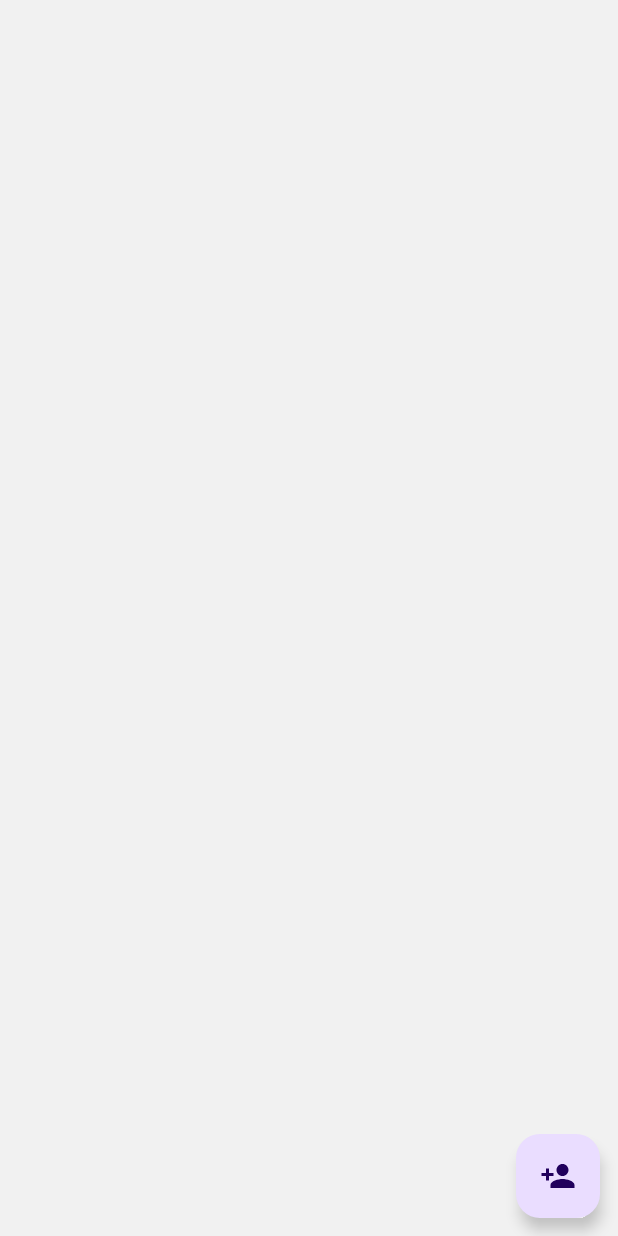
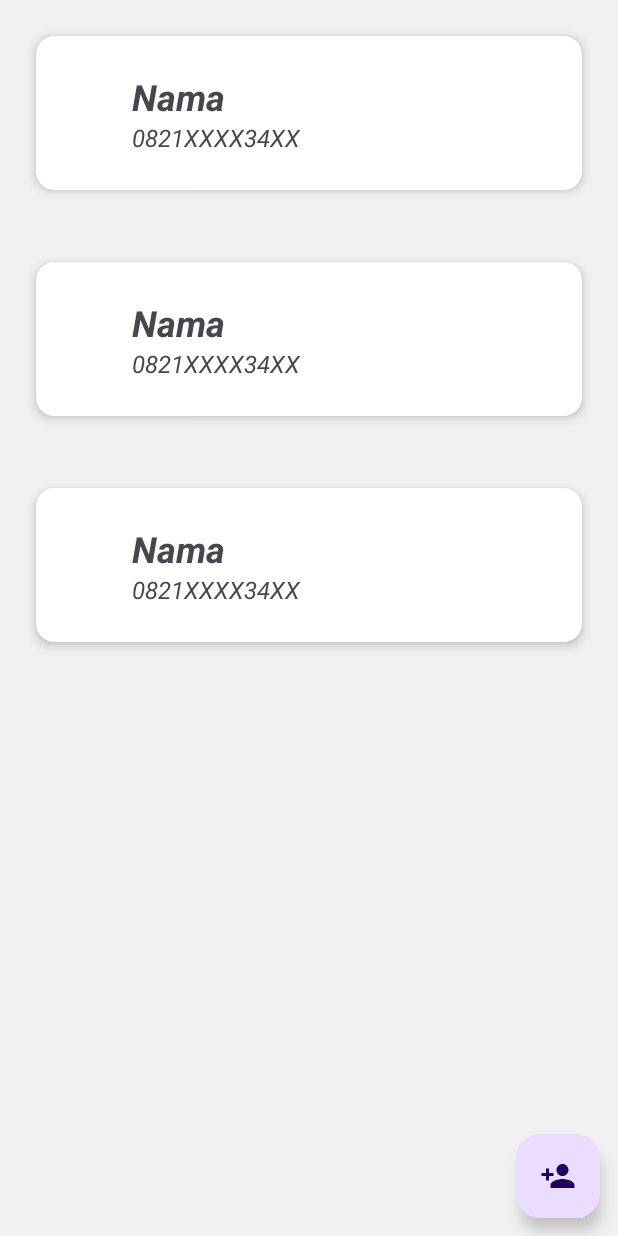
Before and after one commit to NawfalHadi/iot_attendance, an Android app: the layout activity_main.xml on its own in the app's theme, with its tools: preview values and no code run, on a phone screen of 412 x 824 dp. Run offline under Robolectric (Android 15) with nearby library versions, the light colour scheme and no system bars.

Commit message:
android : shows the list

```diff
--- a/app/build.gradle.kts
+++ b/app/build.gradle.kts
@@ -49,6 +49,7 @@ dependencies {
     implementation(libs.androidx.constraintlayout)
     implementation(libs.androidx.core.splashscreen)
     implementation(libs.firebase.database)
+    implementation(libs.androidx.recyclerview)
     testImplementation(libs.junit)
     androidTestImplementation(libs.androidx.junit)
     androidTestImplementation(libs.androidx.espresso.core)
--- a/app/src/main/java/space/thatnawfal/iotattendance/RegisterActivity.kt
+++ b/app/src/main/java/space/thatnawfal/iotattendance/RegisterActivity.kt
@@ -22,7 +22,6 @@ import com.google.firebase.database.ValueEventListener
 import com.google.firebase.database.getValue
 import com.google.firebase.database.ktx.database
 import com.google.firebase.ktx.Firebase
-import org.json.JSONObject
 import space.thatnawfal.iotattendance.data.User
 import space.thatnawfal.iotattendance.databinding.ActivityRegisterBinding
 
--- a/app/src/main/java/space/thatnawfal/iotattendance/data/User.kt
+++ b/app/src/main/java/space/thatnawfal/iotattendance/data/User.kt
@@ -1,7 +1,7 @@
 package space.thatnawfal.iotattendance.data
 
 data class User(
-    val active: Int?,
+    val active: Long,
     val name: String?,
     val phone_number: String?,
     val created_at: String?,
--- a/app/src/main/res/layout/activity_main.xml
+++ b/app/src/main/res/layout/activity_main.xml
@@ -7,6 +7,12 @@
     android:layout_height="match_parent"
     android:background="@color/BackgroundColor"
     tools:context=".MainActivity">
+
+    <androidx.recyclerview.widget.RecyclerView
+        android:id="@+id/rv_member"
+        android:layout_width="match_parent"
+        android:layout_height="match_parent"
+        tools:listitem="@layout/item_member"/>
 
     <com.google.android.material.floatingactionbutton.FloatingActionButton
         android:id="@+id/fab_register"
--- /dev/null
+++ b/app/src/main/res/layout/item_member.xml
@@ -0,0 +1,44 @@
+<?xml version="1.0" encoding="utf-8"?>
+<androidx.cardview.widget.CardView xmlns:android="http://schemas.android.com/apk/res/android"
+    android:id="@+id/cv_list"
+    android:layout_width="match_parent"
+    android:layout_height="wrap_content"
+    xmlns:app="http://schemas.android.com/apk/res-auto"
+    app:cardElevation="4dp"
+    app:cardCornerRadius="12dp"
+    android:layout_margin="24dp">
+
+    <androidx.constraintlayout.widget.ConstraintLayout
+        android:layout_width="match_parent"
+        android:layout_height="match_parent">
+
+
+
+        <TextView
+            android:id="@+id/item_name"
+            android:layout_width="wrap_content"
+            android:layout_height="wrap_content"
+            android:text="@string/name"
+            android:textStyle="bold|italic"
+            android:textSize="24sp"
+
+            android:layout_marginStart="64dp"
+            android:layout_marginTop="24dp"
+            app:layout_constraintStart_toStartOf="parent"
+            app:layout_constraintTop_toTopOf="parent"/>
+
+        <TextView
+            android:id="@+id/item_phone"
+            android:layout_width="wrap_content"
+            android:layout_height="wrap_content"
+            android:text="@string/fake_phone"
+            android:textStyle="italic"
+            android:textSize="16sp"
+            android:layout_marginBottom="24dp"
+            app:layout_constraintBottom_toBottomOf="parent"
+            app:layout_constraintTop_toBottomOf="@id/item_name"
+            app:layout_constraintStart_toStartOf="@id/item_name"/>
+
+    </androidx.constraintlayout.widget.ConstraintLayout>
+
+</androidx.cardview.widget.CardView>
--- a/app/src/main/res/values/strings.xml
+++ b/app/src/main/res/values/strings.xml
@@ -4,4 +4,5 @@
     <string name="register_text">Register User</string>
     <string name="name">Nama</string>
     <string name="nomor_hp">Nomor Hp</string>
+    <string name="fake_phone">0821XXXX34XX</string>
 </resources>
--- a/gradle/libs.versions.toml
+++ b/gradle/libs.versions.toml
@@ -12,9 +12,11 @@ constraintlayout = "2.2.0"
 coreSplashscreen = "1.0.1"
 googleGmsGoogleServices = "4.4.2"
 firebaseDatabase = "21.0.0"
+recyclerview = "1.3.2"
 
 [libraries]
 androidx-core-ktx = { group = "androidx.core", name = "core-ktx", version.ref = "coreKtx" }
+androidx-recyclerview = { module = "androidx.recyclerview:recyclerview", version.ref = "recyclerview" }
 junit = { group = "junit", name = "junit", version.ref = "junit" }
 androidx-junit = { group = "androidx.test.ext", name = "junit", version.ref = "junitVersion" }
 androidx-espresso-core = { group = "androidx.test.espresso", name = "espresso-core", version.ref = "espressoCore" }
```
Also changed, not shown: app/src/main/java/space/thatnawfal/iotattendance/MainActivity.kt (+35 -0 lines), app/src/main/java/space/thatnawfal/iotattendance/adapter/MemberAdapter.kt (added, +38 -0 lines).
